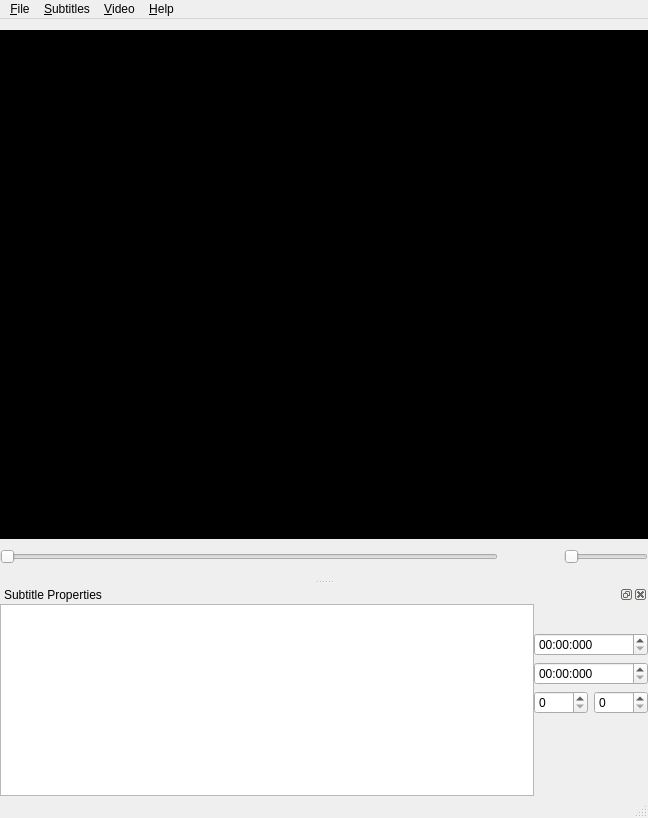
First picture: the form in src/SubtitlesEditor.ui, repository Emdek/wz-subtitle-editor, before the edit.
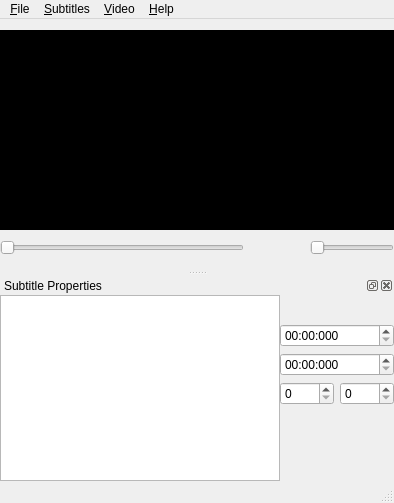
Second picture: the form after the edit.

Commit message: Set minimum size for video view

What changed in the file:
```diff
--- a/src/SubtitlesEditor.ui
+++ b/src/SubtitlesEditor.ui
@@ -6,8 +6,8 @@
    <rect>
     <x>0</x>
     <y>0</y>
-    <width>648</width>
-    <height>818</height>
+    <width>394</width>
+    <height>503</height>
    </rect>
   </property>
   <property name="minimumSize">
@@ -29,6 +29,12 @@
     </property>
     <item>
      <widget class="QGraphicsView" name="graphicsView">
+      <property name="minimumSize">
+       <size>
+        <width>300</width>
+        <height>200</height>
+       </size>
+      </property>
       <property name="palette">
        <palette>
         <active>
@@ -191,7 +197,7 @@
     <rect>
      <x>0</x>
      <y>0</y>
-     <width>648</width>
+     <width>394</width>
      <height>24</height>
     </rect>
    </property>
```
